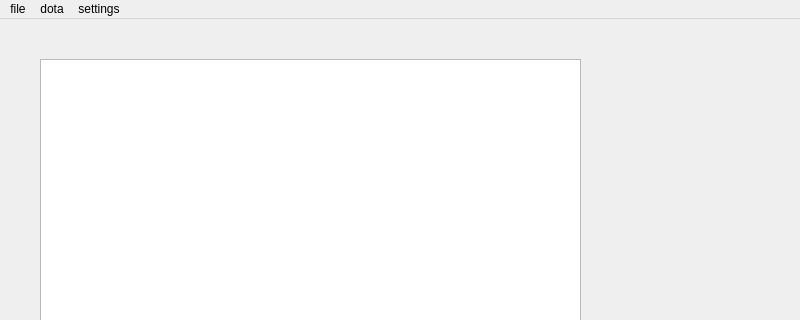
Above: mainwindow.ui from Galllen/XML-Text-Editor-Buffy before the change; both pictures show x 0 to 800 and y 0 to 320 of the 800 by 600 pixel window. Below: the same form after it.
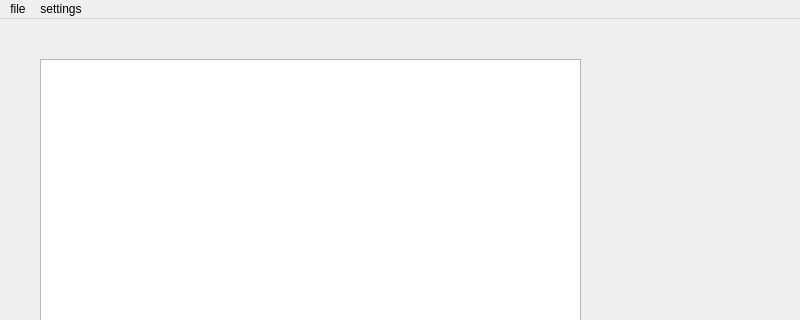
That is the form after the change. Icons and pictures are not drawn.

The edit to the form file:
```diff
--- a/mainwindow.ui
+++ b/mainwindow.ui
@@ -46,12 +46,6 @@
     <addaction name="actionSave"/>
     <addaction name="actionExit"/>
    </widget>
-   <widget class="QMenu" name="menudota">
-    <property name="title">
-     <string>dota</string>
-    </property>
-    <addaction name="actionopendota"/>
-   </widget>
    <widget class="QMenu" name="menuthem">
     <property name="title">
      <string>settings</string>
@@ -59,7 +53,6 @@
     <addaction name="actionthem"/>
    </widget>
    <addaction name="menufile"/>
-   <addaction name="menudota"/>
    <addaction name="menuthem"/>
   </widget>
   <widget class="QStatusBar" name="statusbar"/>
```
Left out of the diff: 8 changed lines with no effect on the pictures.
